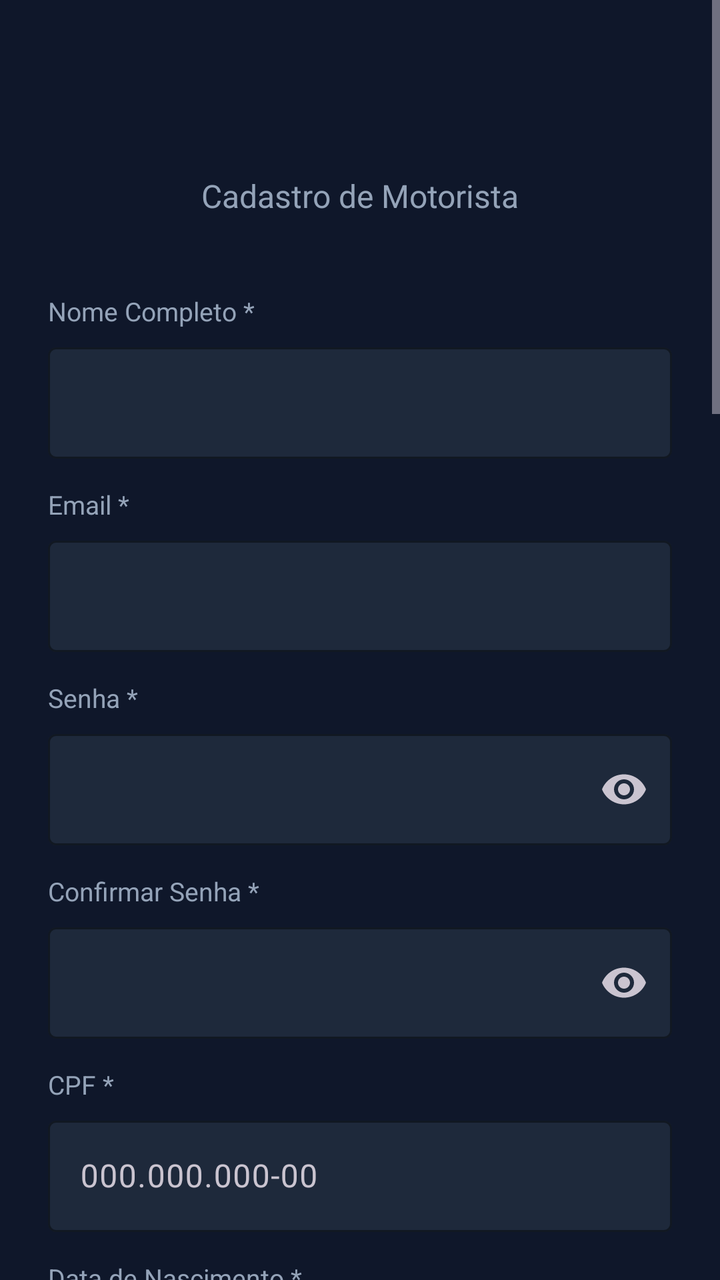
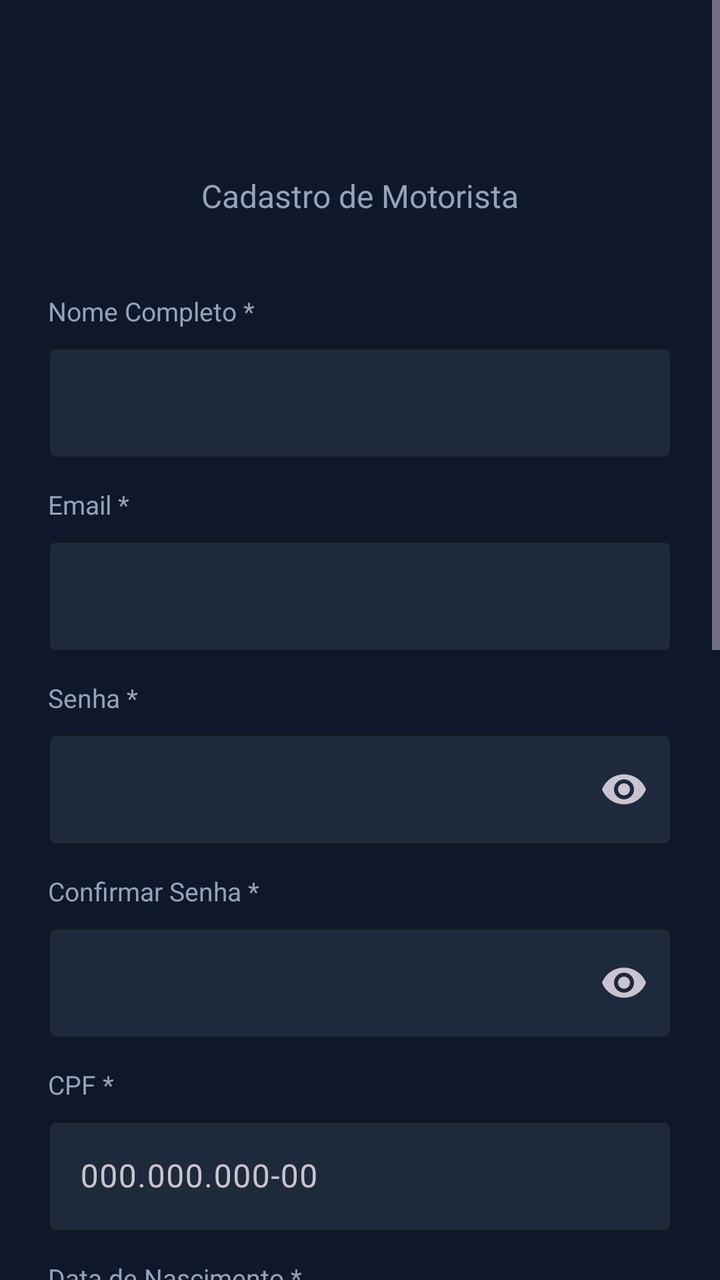

Screens rendered from an Android XML layout before and after an edit, with the pre-edit source and the edit as a unified diff.
<!-- AndroidManifest.xml: application theme Theme.MoveTVDriver -->
<!-- res/layout/activity_register.xml -->
<?xml version="1.0" encoding="utf-8"?>
<ScrollView xmlns:android="http://schemas.android.com/apk/res/android"
    xmlns:app="http://schemas.android.com/apk/res-auto"
    android:layout_width="match_parent"
    android:layout_height="match_parent"
    android:background="@color/background_primary"
    android:fillViewport="true">

    <LinearLayout
        android:layout_width="match_parent"
        android:layout_height="wrap_content"
        android:orientation="vertical"
        android:padding="24dp">

        <TextView
            android:id="@+id/tvHeaderTitle"
            android:layout_width="match_parent"
            android:layout_height="wrap_content"
            android:gravity="center"
            android:textSize="26sp"
            android:textStyle="bold"
            android:layout_marginTop="24dp" />

        <TextView
            android:layout_width="match_parent"
            android:layout_height="wrap_content"
            android:text="Cadastro de Motorista"
            android:textColor="@color/text_secondary"
            android:textSize="16sp"
            android:gravity="center"
            android:layout_marginTop="4dp"
            android:layout_marginBottom="24dp" />

        <ProgressBar
            android:id="@+id/progressBar"
            android:layout_width="wrap_content"
            android:layout_height="wrap_content"
            android:layout_gravity="center"
            android:indeterminateTint="@color/accent"
            android:visibility="gone"
            android:layout_marginBottom="12dp" />

        
        <TextView style="@style/RegisterLabel" android:text="Nome Completo *" />
        <com.google.android.material.textfield.TextInputLayout
            style="@style/RegisterField">
            <com.google.android.material.textfield.TextInputEditText
                android:id="@+id/etFullName"
                style="@style/RegisterInput"
                android:inputType="textPersonName|textCapWords" />
        </com.google.android.material.textfield.TextInputLayout>

        
        <TextView style="@style/RegisterLabel" android:text="Email *" />
        <com.google.android.material.textfield.TextInputLayout
            style="@style/RegisterField">
            <com.google.android.material.textfield.TextInputEditText
                android:id="@+id/etEmail"
                style="@style/RegisterInput"
                android:inputType="textEmailAddress" />
        </com.google.android.material.textfield.TextInputLayout>

        
        <TextView style="@style/RegisterLabel" android:text="Senha *" />
        <com.google.android.material.textfield.TextInputLayout
            style="@style/RegisterField"
            app:endIconMode="password_toggle">
            <com.google.android.material.textfield.TextInputEditText
                android:id="@+id/etPassword"
                style="@style/RegisterInput"
                android:inputType="textPassword" />
        </com.google.android.material.textfield.TextInputLayout>

        
        <TextView style="@style/RegisterLabel" android:text="Confirmar Senha *" />
        <com.google.android.material.textfield.TextInputLayout
            style="@style/RegisterField"
            app:endIconMode="password_toggle">
            <com.google.android.material.textfield.TextInputEditText
                android:id="@+id/etConfirmPassword"
                style="@style/RegisterInput"
                android:inputType="textPassword" />
        </com.google.android.material.textfield.TextInputLayout>

        
        <TextView style="@style/RegisterLabel" android:text="CPF *" />
        <com.google.android.material.textfield.TextInputLayout
            style="@style/RegisterField">
            <com.google.android.material.textfield.TextInputEditText
                android:id="@+id/etCpf"
                style="@style/RegisterInput"
                android:hint="000.000.000-00"
                android:inputType="number"
                android:maxLength="14" />
        </com.google.android.material.textfield.TextInputLayout>

        
        <TextView style="@style/RegisterLabel" android:text="Data de Nascimento *" />
        <com.google.android.material.textfield.TextInputLayout
            style="@style/RegisterField">
            <com.google.android.material.textfield.TextInputEditText
                android:id="@+id/etBirthDate"
                style="@style/RegisterInput"
                android:hint="dd/mm/aaaa"
                android:inputType="number"
                android:maxLength="10" />
        </com.google.android.material.textfield.TextInputLayout>

        
        <TextView style="@style/RegisterLabel" android:text="Telefone *" />
        <com.google.android.material.textfield.TextInputLayout
            style="@style/RegisterField">
            <com.google.android.material.textfield.TextInputEditText
                android:id="@+id/etPhone"
                style="@style/RegisterInput"
                android:hint="(00) 00000-0000"
                android:inputType="phone"
                android:maxLength="15" />
        </com.google.android.material.textfield.TextInputLayout>

        
        <TextView style="@style/RegisterLabel" android:text="Estado *" />
        <Spinner
            android:id="@+id/spState"
            style="@style/RegisterSpinner" />

        
        <TextView style="@style/RegisterLabel" android:text="Cidade *" />
        <Spinner
            android:id="@+id/spCity"
            style="@style/RegisterSpinner" />

        
        <TextView style="@style/RegisterLabel" android:text="Fabricante do Veículo *" />
        <Spinner
            android:id="@+id/spVehicleBrand"
            style="@style/RegisterSpinner" />

        
        <TextView style="@style/RegisterLabel" android:text="Modelo do Veículo *" />
        <Spinner
            android:id="@+id/spVehicleModel"
            style="@style/RegisterSpinner" />

        
        <TextView style="@style/RegisterLabel" android:text="Ano *" />
        <Spinner
            android:id="@+id/spVehicleYear"
            style="@style/RegisterSpinner" />

        
        <TextView style="@style/RegisterLabel" android:text="Cor do Veículo *" />
        <Spinner
            android:id="@+id/spVehicleColor"
            style="@style/RegisterSpinner" />

        <com.google.android.material.textfield.TextInputLayout
            android:id="@+id/tilVehicleColorOther"
            style="@style/RegisterField"
            android:visibility="gone">
            <com.google.android.material.textfield.TextInputEditText
                android:id="@+id/etVehicleColorOther"
                style="@style/RegisterInput"
                android:hint="Qual cor?"
                android:inputType="textCapSentences" />
        </com.google.android.material.textfield.TextInputLayout>

        
        <TextView style="@style/RegisterLabel" android:text="Placa *" />
        <com.google.android.material.textfield.TextInputLayout
            style="@style/RegisterField">
            <com.google.android.material.textfield.TextInputEditText
                android:id="@+id/etPlate"
                style="@style/RegisterInput"
                android:hint="ABC-1234 ou ABC-1D23"
                android:inputType="textCapCharacters"
                android:maxLength="8" />
        </com.google.android.material.textfield.TextInputLayout>

        
        <TextView style="@style/RegisterLabel" android:text="Tipo de Motor *" />
        <Spinner
            android:id="@+id/spMotorType"
            style="@style/RegisterSpinner" />

        
        <TextView style="@style/RegisterLabel" android:text="Tipo Chave PIX *" />
        <Spinner
            android:id="@+id/spPixType"
            style="@style/RegisterSpinner" />

        
        <TextView style="@style/RegisterLabel" android:text="Chave PIX *" />
        <com.google.android.material.textfield.TextInputLayout
            style="@style/RegisterField">
            <com.google.android.material.textfield.TextInputEditText
                android:id="@+id/etPixKey"
                style="@style/RegisterInput" />
        </com.google.android.material.textfield.TextInputLayout>

        
        <TextView style="@style/RegisterLabel" android:text="Foto de Perfil" />
        <FrameLayout
            android:id="@+id/photoPicker"
            android:layout_width="match_parent"
            android:layout_height="140dp"
            android:background="@drawable/bg_photo_picker"
            android:layout_marginBottom="20dp"
            android:clickable="true"
            android:focusable="true">

            <LinearLayout
                android:id="@+id/photoPlaceholder"
                android:layout_width="wrap_content"
                android:layout_height="wrap_content"
                android:layout_gravity="center"
                android:orientation="vertical"
                android:gravity="center">

                <TextView
                    android:layout_width="wrap_content"
                    android:layout_height="wrap_content"
                    android:text="📷"
                    android:textSize="28sp"
                    android:gravity="center" />

                <TextView
                    android:layout_width="wrap_content"
                    android:layout_height="wrap_content"
                    android:text="Tirar foto ou escolher da galeria"
                    android:textColor="@color/text_secondary"
                    android:textSize="13sp"
                    android:layout_marginTop="6dp" />

                <TextView
                    android:layout_width="wrap_content"
                    android:layout_height="wrap_content"
                    android:text="Máximo 5MB"
                    android:textColor="@color/text_tertiary"
                    android:textSize="11sp"
                    android:layout_marginTop="2dp" />
            </LinearLayout>

            <ImageView
                android:id="@+id/ivPhotoPreview"
                android:layout_width="match_parent"
                android:layout_height="match_parent"
                android:scaleType="centerCrop"
                android:visibility="gone" />
        </FrameLayout>

        <LinearLayout
            android:layout_width="match_parent"
            android:layout_height="wrap_content"
            android:orientation="horizontal">

            <com.google.android.material.button.MaterialButton
                android:id="@+id/btnVoltar"
                android:layout_width="0dp"
                android:layout_height="56dp"
                android:layout_weight="1"
                android:text="Voltar"
                android:textSize="16sp"
                android:textStyle="bold"
                app:backgroundTint="@color/card_bg_secondary"
                app:cornerRadius="12dp"
                android:layout_marginEnd="8dp" />

            <com.google.android.material.button.MaterialButton
                android:id="@+id/btnCadastrar"
                android:layout_width="0dp"
                android:layout_height="56dp"
                android:layout_weight="1"
                android:text="Cadastrar"
                android:textSize="16sp"
                android:textStyle="bold"
                app:backgroundTint="@color/accent"
                app:cornerRadius="12dp"
                android:layout_marginStart="8dp" />
        </LinearLayout>

    </LinearLayout>
</ScrollView>
<!-- resources referenced by this layout -->
<resources>
  <color name="accent">#EF4444</color>
  <color name="background_primary">#0F172A</color>
  <color name="card_bg_secondary">#334155</color>
  <color name="text_secondary">#94A3B8</color>
  <color name="text_tertiary">#64748B</color>
  <!-- drawable bg_photo_picker (drawable) -->
  <?xml version="1.0" encoding="utf-8"?>
  <shape xmlns:android="http://schemas.android.com/apk/res/android" android:shape="rectangle">
      <solid android:color="#1A2436" />
      <corners android:radius="10dp" />
      <stroke android:width="1.5dp" android:color="#475569" android:dashWidth="6dp" android:dashGap="4dp" />
  </shape>
  <style name="RegisterField" parent="Widget.Material3.TextInputLayout.OutlinedBox">
          <item name="android:layout_width">match_parent</item>
          <item name="android:layout_height">wrap_content</item>
          <item name="boxBackgroundColor">@color/background_secondary</item>
          <item name="boxStrokeColor">@color/accent</item>
          <item name="hintTextColor">@color/text_secondary</item>
      </style>
  <style name="RegisterInput">
          <item name="android:layout_width">match_parent</item>
          <item name="android:layout_height">wrap_content</item>
          <item name="android:textColor">@color/text_primary</item>
          <item name="android:maxLines">1</item>
      </style>
  <style name="RegisterLabel">
          <item name="android:layout_width">wrap_content</item>
          <item name="android:layout_height">wrap_content</item>
          <item name="android:textColor">@color/text_secondary</item>
          <item name="android:textSize">13sp</item>
          <item name="android:layout_marginTop">14dp</item>
          <item name="android:layout_marginBottom">4dp</item>
      </style>
  <style name="RegisterSpinner">
          <item name="android:layout_width">match_parent</item>
          <item name="android:layout_height">52dp</item>
          <item name="android:background">@drawable/bg_stat_card</item>
          <item name="android:paddingStart">12dp</item>
          <item name="android:paddingEnd">12dp</item>
          <item name="android:spinnerMode">dialog</item>
      </style>
  <style name="Theme.MoveTVDriver" parent="Theme.Material3.Dark.NoActionBar">
          <item name="colorPrimary">@color/accent</item>
          <item name="colorPrimaryDark">@color/accent_dark</item>
          <item name="colorAccent">@color/accent</item>
          <item name="android:colorBackground">@color/background_primary</item>
          <item name="android:windowBackground">@color/background_primary</item>
          <item name="android:statusBarColor">@color/background_primary</item>
          <item name="android:navigationBarColor">@color/background_secondary</item>
      </style>
  <color name="background_secondary">#1E293B</color>
  <color name="text_primary">#FFFFFF</color>
  <!-- drawable bg_stat_card (drawable) -->
  <?xml version="1.0" encoding="utf-8"?>
  <shape xmlns:android="http://schemas.android.com/apk/res/android" android:shape="rectangle">
      <solid android:color="#1A2436" />
      <corners android:radius="12dp" />
      <stroke android:width="1dp" android:color="#334155" />
  </shape>
  <color name="accent_dark">#DC2626</color>
</resources>

<!-- the commit's change to res/layout/activity_register.xml (unified diff, before → after) -->
@@ -131,72 +131,6 @@
             style="@style/RegisterSpinner" />
 
         
-        <TextView style="@style/RegisterLabel" android:text="Fabricante do Veículo *" />
-        <Spinner
-            android:id="@+id/spVehicleBrand"
-            style="@style/RegisterSpinner" />
-
-        
-        <TextView style="@style/RegisterLabel" android:text="Modelo do Veículo *" />
-        <Spinner
-            android:id="@+id/spVehicleModel"
-            style="@style/RegisterSpinner" />
-
-        
-        <TextView style="@style/RegisterLabel" android:text="Ano *" />
-        <Spinner
-            android:id="@+id/spVehicleYear"
-            style="@style/RegisterSpinner" />
-
-        
-        <TextView style="@style/RegisterLabel" android:text="Cor do Veículo *" />
-        <Spinner
-            android:id="@+id/spVehicleColor"
-            style="@style/RegisterSpinner" />
-
-        <com.google.android.material.textfield.TextInputLayout
-            android:id="@+id/tilVehicleColorOther"
-            style="@style/RegisterField"
-            android:visibility="gone">
-            <com.google.android.material.textfield.TextInputEditText
-                android:id="@+id/etVehicleColorOther"
-                style="@style/RegisterInput"
-                android:hint="Qual cor?"
-                android:inputType="textCapSentences" />
-        </com.google.android.material.textfield.TextInputLayout>
-
-        
-        <TextView style="@style/RegisterLabel" android:text="Placa *" />
-        <com.google.android.material.textfield.TextInputLayout
-            style="@style/RegisterField">
-            <com.google.android.material.textfield.TextInputEditText
-                android:id="@+id/etPlate"
-                style="@style/RegisterInput"
-                android:hint="ABC-1234 ou ABC-1D23"
-                android:inputType="textCapCharacters"
-                android:maxLength="8" />
-        </com.google.android.material.textfield.TextInputLayout>
-
-        
-        <TextView style="@style/RegisterLabel" android:text="Tipo de Motor *" />
-        <Spinner
-            android:id="@+id/spMotorType"
-            style="@style/RegisterSpinner" />
-
-        
-        <TextView style="@style/RegisterLabel" android:text="Tipo Chave PIX *" />
-        <Spinner
-            android:id="@+id/spPixType"
-            style="@style/RegisterSpinner" />
-
-        
-        <TextView style="@style/RegisterLabel" android:text="Chave PIX *" />
-        <com.google.android.material.textfield.TextInputLayout
-            style="@style/RegisterField">
-            <com.google.android.material.textfield.TextInputEditText
-                android:id="@+id/etPixKey"
-                style="@style/RegisterInput" />
-        </com.google.android.material.textfield.TextInputLayout>
 
         
         <TextView style="@style/RegisterLabel" android:text="Foto de Perfil" />
